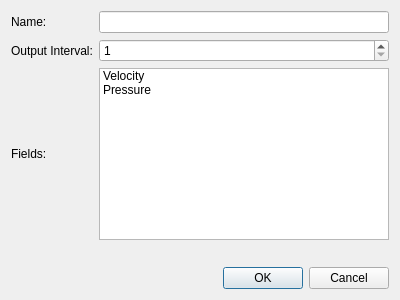
Eng-RSMY/petroFoam, file figureResiduals.ui: the form before one commit.
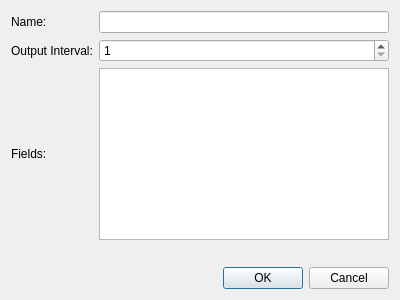
The form after the commit.

```diff
--- a/figureResiduals.ui
+++ b/figureResiduals.ui
@@ -74,24 +74,7 @@
     </widget>
    </item>
    <item row="2" column="1">
-    <widget class="QListWidget" name="listWidget">
-     <item>
-      <property name="text">
-       <string>Velocity</string>
-      </property>
-      <property name="checkState">
-       <enum>Unchecked</enum>
-      </property>
-     </item>
-     <item>
-      <property name="text">
-       <string>Pressure</string>
-      </property>
-      <property name="checkState">
-       <enum>Unchecked</enum>
-      </property>
-     </item>
-    </widget>
+    <widget class="QListWidget" name="listWidget"/>
    </item>
    <item row="0" column="1">
     <widget class="QLineEdit" name="name"/>
```
